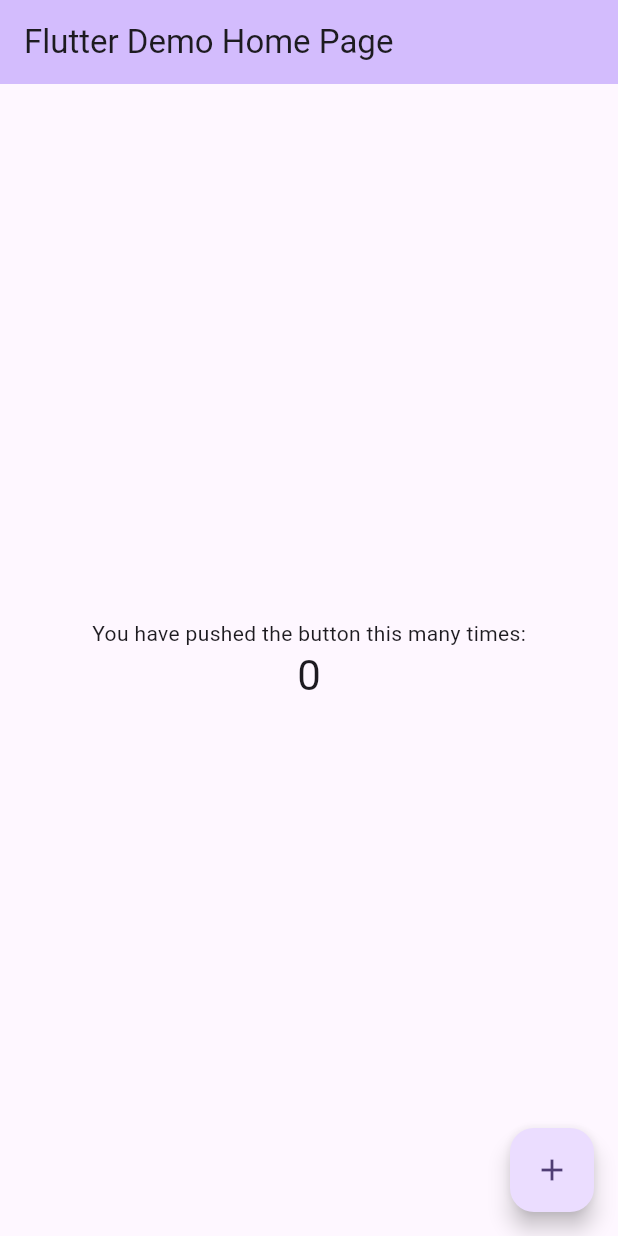
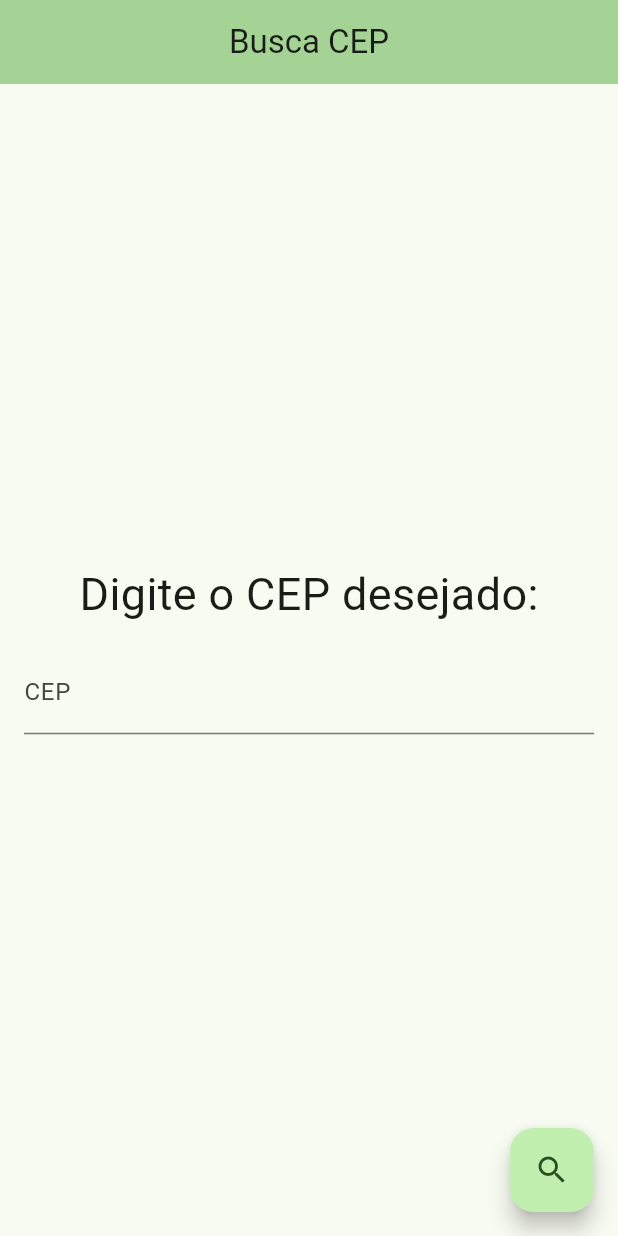
Before and after one commit to WillianSeidel/busca_cep, a Flutter app: the screen it shows after launch, on a phone screen of 412 x 824 dp. Run offline on Flutter 3.47's test engine with Material 3 defaults, Android fonts, the phone set to English and light mode, and no system bars.

Commit message:
home screen

```diff
--- a/your_app_buscacep/lib/main.dart
+++ b/your_app_buscacep/lib/main.dart
@@ -1,4 +1,5 @@
 import 'package:flutter/material.dart';
+import 'package:your_app_buscacep/screen/homepage.dart';
 
 void main() {
   runApp(const MyApp());
@@ -7,119 +8,16 @@
 class MyApp extends StatelessWidget {
   const MyApp({super.key});
 
-  // This widget is the root of your application.
   @override
   Widget build(BuildContext context) {
     return MaterialApp(
-      title: 'Flutter Demo',
+      title: 'Busca Cep',
       theme: ThemeData(
-        // This is the theme of your application.
-        //
-        // TRY THIS: Try running your application with "flutter run". You'll see
-        // the application has a purple toolbar. Then, without quitting the app,
-        // try changing the seedColor in the colorScheme below to Colors.green
-        // and then invoke "hot reload" (save your changes or press the "hot
-        // reload" button in a Flutter-supported IDE, or press "r" if you used
-        // the command line to start the app).
-        //
-        // Notice that the counter didn't reset back to zero; the application
-        // state is not lost during the reload. To reset the state, use hot
-        // restart instead.
-        //
-        // This works for code too, not just values: Most code changes can be
-        // tested with just a hot reload.
-        colorScheme: ColorScheme.fromSeed(seedColor: Colors.deepPurple),
+        colorScheme:
+            ColorScheme.fromSeed(seedColor: Color.fromARGB(255, 86, 235, 66)),
         useMaterial3: true,
       ),
-      home: const MyHomePage(title: 'Flutter Demo Home Page'),
+      home: const MyHomePage(title: 'Busca CEP'),
     );
   }
 }
-
-class MyHomePage extends StatefulWidget {
-  const MyHomePage({super.key, required this.title});
-
-  // This widget is the home page of your application. It is stateful, meaning
-  // that it has a State object (defined below) that contains fields that affect
-  // how it looks.
-
-  // This class is the configuration for the state. It holds the values (in this
-  // case the title) provided by the parent (in this case the App widget) and
-  // used by the build method of the State. Fields in a Widget subclass are
-  // always marked "final".
-
-  final String title;
-
-  @override
-  State<MyHomePage> createState() => _MyHomePageState();
-}
-
-class _MyHomePageState extends State<MyHomePage> {
-  int _counter = 0;
-
-  void _incrementCounter() {
-    setState(() {
-      // This call to setState tells the Flutter framework that something has
-      // changed in this State, which causes it to rerun the build method below
-      // so that the display can reflect the updated values. If we changed
-      // _counter without calling setState(), then the build method would not be
-      // called again, and so nothing would appear to happen.
-      _counter++;
-    });
-  }
-
-  @override
-  Widget build(BuildContext context) {
-    // This method is rerun every time setState is called, for instance as done
-    // by the _incrementCounter method above.
-    //
-    // The Flutter framework has been optimized to make rerunning build methods
-    // fast, so that you can just rebuild anything that needs updating rather
-    // than having to individually change instances of widgets.
-    return Scaffold(
-      appBar: AppBar(
-        // TRY THIS: Try changing the color here to a specific color (to
-        // Colors.amber, perhaps?) and trigger a hot reload to see the AppBar
-        // change color while the other colors stay the same.
-        backgroundColor: Theme.of(context).colorScheme.inversePrimary,
-        // Here we take the value from the MyHomePage object that was created by
-        // the App.build method, and use it to set our appbar title.
-        title: Text(widget.title),
-      ),
-      body: Center(
-        // Center is a layout widget. It takes a single child and positions it
-        // in the middle of the parent.
-        child: Column(
-          // Column is also a layout widget. It takes a list of children and
-          // arranges them vertically. By default, it sizes itself to fit its
-          // children horizontally, and tries to be as tall as its parent.
-          //
-          // Column has various properties to control how it sizes itself and
-          // how it positions its children. Here we use mainAxisAlignment to
-          // center the children vertically; the main axis here is the vertical
-          // axis because Columns are vertical (the cross axis would be
-          // horizontal).
-          //
-          // TRY THIS: Invoke "debug painting" (choose the "Toggle Debug Paint"
-          // action in the IDE, or press "p" in the console), to see the
-          // wireframe for each widget.
-          mainAxisAlignment: MainAxisAlignment.center,
-          children: <Widget>[
-            const Text(
-              'You have pushed the button this many times:',
-            ),
-            Text(
-              '$_counter',
-              style: Theme.of(context).textTheme.headlineMedium,
-            ),
-          ],
-        ),
-      ),
-      floatingActionButton: FloatingActionButton(
-        onPressed: _incrementCounter,
-        tooltip: 'Increment',
-        child: const Icon(Icons.add),
-      ), // This trailing comma makes auto-formatting nicer for build methods.
-    );
-  }
-}
--- /dev/null
+++ b/your_app_buscacep/lib/screen/homepage.dart
@@ -0,0 +1,52 @@
+import 'package:flutter/material.dart';
+
+class MyHomePage extends StatefulWidget {
+  const MyHomePage({super.key, required this.title});
+
+  final String title;
+
+  @override
+  State<MyHomePage> createState() => _MyHomePageState();
+}
+
+class _MyHomePageState extends State<MyHomePage> {
+  final TextEditingController _controller = TextEditingController();
+
+  @override
+  Widget build(BuildContext context) {
+    return Scaffold(
+      appBar: AppBar(
+        backgroundColor: Theme.of(context).colorScheme.inversePrimary,
+        title: Text(widget.title),
+        centerTitle: true,
+      ),
+      body: Center(
+        child: Column(
+          mainAxisAlignment: MainAxisAlignment.center,
+          children: <Widget>[
+            const Text('Digite o CEP desejado:',
+                style: TextStyle(fontSize: 30.0)),
+            Padding(
+              padding: const EdgeInsets.all(16.0),
+              child: TextField(
+                  controller: _controller,
+                  keyboardType: TextInputType.number,
+                  decoration: InputDecoration(
+                    errorBorder: OutlineInputBorder(),
+                    labelText: 'CEP',
+                  )),
+            ),
+          ],
+        ),
+      ),
+      floatingActionButton: FloatingActionButton(
+        onPressed: () {
+          // Aqui você pode adicionar a ação desejada quando o botão for pressionado
+          print('CEP digitado: ${_controller.text}');
+        },
+        tooltip: 'Search',
+        child: const Icon(Icons.search),
+      ),
+    );
+  }
+}
```
Also changed, not shown: your_app_buscacep/lib/utils/api_buscacep.dart (added).
